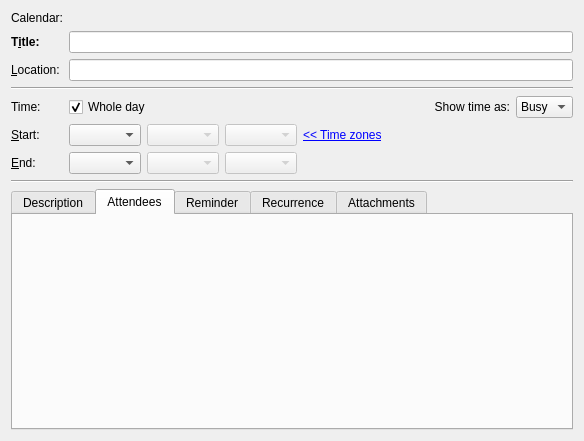
This is incidenceeditors/incidenceeditor-ng/eventortododialog.ui in chusopr/kdepim-ktimetracker-akonadi as Qt 5 draws it before an edit. The edited form follows.
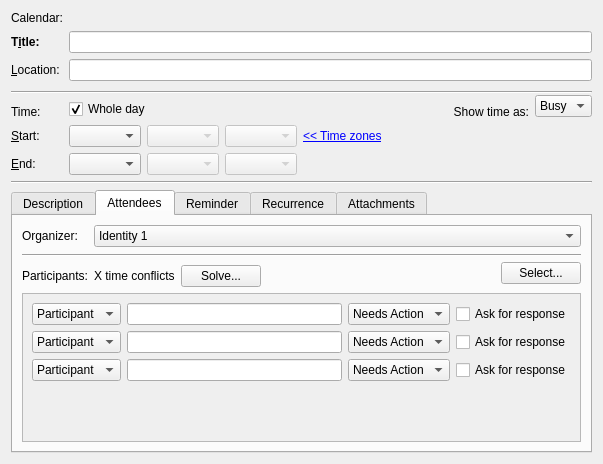
This is the edited form. The open tabs and pages were chosen to show the change. Custom widgets are drawn as their Qt base class.

Commit message: Add a concept for attendees editting. This is just a concept, in the end the widget should work the same as kmails composer receipient editor.

Patch:
```diff
--- a/incidenceeditors/incidenceeditor-ng/eventortododialog.ui
+++ b/incidenceeditors/incidenceeditor-ng/eventortododialog.ui
@@ -6,14 +6,14 @@
    <rect>
     <x>0</x>
     <y>0</y>
-    <width>584</width>
-    <height>441</height>
+    <width>603</width>
+    <height>464</height>
    </rect>
   </property>
   <property name="windowTitle">
    <string>Form</string>
   </property>
-  <layout class="QGridLayout" name="gridLayout">
+  <layout class="QGridLayout" name="gridLayout_12">
    <item row="0" column="0">
     <widget class="QLabel" name="label">
      <property name="sizePolicy">
@@ -27,6 +27,9 @@
      </property>
     </widget>
    </item>
+   <item row="0" column="1" colspan="3">
+    <widget class="QWidget" name="mCalSelectorPlaceHolder" native="true"/>
+   </item>
    <item row="1" column="0">
     <widget class="QLabel" name="label_2">
      <property name="sizePolicy">
@@ -103,14 +106,14 @@
      </property>
     </widget>
    </item>
-   <item row="3" column="0" colspan="4">
+   <item row="3" column="0" rowspan="3" colspan="4">
     <widget class="Line" name="line">
      <property name="orientation">
       <enum>Qt::Horizontal</enum>
      </property>
     </widget>
    </item>
-   <item row="4" column="0">
+   <item row="6" column="0">
     <widget class="QLabel" name="label_8">
      <property name="sizePolicy">
       <sizepolicy hsizetype="Fixed" vsizetype="Fixed">
@@ -123,7 +126,7 @@
      </property>
     </widget>
    </item>
-   <item row="4" column="1">
+   <item row="5" column="1" rowspan="2">
     <widget class="QCheckBox" name="mWholeDayCheck">
      <property name="whatsThis">
       <string>Set if this to-do's start and due dates have times associated with them.</string>
@@ -136,7 +139,7 @@
      </property>
     </widget>
    </item>
-   <item row="4" column="2">
+   <item row="6" column="2">
     <widget class="QLabel" name="mFreeBusyLabel">
      <property name="sizePolicy">
       <sizepolicy hsizetype="Preferred" vsizetype="Fixed">
@@ -152,7 +155,7 @@
      </property>
     </widget>
    </item>
-   <item row="4" column="3">
+   <item row="4" column="3" rowspan="3">
     <widget class="QComboBox" name="mFreeBusyCombo">
      <property name="sizePolicy">
       <sizepolicy hsizetype="Fixed" vsizetype="Fixed">
@@ -175,7 +178,7 @@
      </item>
     </widget>
    </item>
-   <item row="5" column="0">
+   <item row="7" column="0">
     <widget class="QLabel" name="mStartLabel">
      <property name="sizePolicy">
       <sizepolicy hsizetype="Fixed" vsizetype="Preferred">
@@ -191,7 +194,7 @@
      </property>
     </widget>
    </item>
-   <item row="5" column="1" colspan="3">
+   <item row="7" column="1" colspan="3">
     <layout class="QHBoxLayout" name="horizontalLayout_2">
      <item>
       <widget class="KPIM::KDateEdit" name="mStartDateEdit">
@@ -280,7 +283,7 @@
      </item>
     </layout>
    </item>
-   <item row="6" column="0">
+   <item row="8" column="0">
     <widget class="QLabel" name="mEndLabel">
      <property name="sizePolicy">
       <sizepolicy hsizetype="Fixed" vsizetype="Preferred">
@@ -296,7 +299,7 @@
      </property>
     </widget>
    </item>
-   <item row="6" column="1" colspan="3">
+   <item row="8" column="1" colspan="3">
     <layout class="QHBoxLayout" name="horizontalLayout_4">
      <item>
       <widget class="KPIM::KDateEdit" name="mEndDateEdit">
@@ -358,14 +361,14 @@
      </item>
     </layout>
    </item>
-   <item row="7" column="0" colspan="4">
+   <item row="9" column="0" colspan="4">
     <widget class="Line" name="line_2">
      <property name="orientation">
       <enum>Qt::Horizontal</enum>
      </property>
     </widget>
    </item>
-   <item row="8" column="0" colspan="4">
+   <item row="10" column="0" colspan="4">
     <widget class="QTabWidget" name="tabWidget_2">
      <property name="currentIndex">
       <number>0</number>
@@ -468,6 +471,340 @@
       <attribute name="title">
        <string>Attendees</string>
       </attribute>
+      <layout class="QGridLayout" name="gridLayout">
+       <item row="0" column="0">
+        <widget class="QLabel" name="label_3">
+         <property name="text">
+          <string>Organizer:</string>
+         </property>
+        </widget>
+       </item>
+       <item row="0" column="1" colspan="4">
+        <widget class="QComboBox" name="comboBox_6">
+         <item>
+          <property name="text">
+           <string>Identity 1</string>
+          </property>
+         </item>
+         <item>
+          <property name="text">
+           <string>Identity 2</string>
+          </property>
+         </item>
+        </widget>
+       </item>
+       <item row="1" column="0" rowspan="2" colspan="5">
+        <widget class="Line" name="line_3">
+         <property name="orientation">
+          <enum>Qt::Horizontal</enum>
+         </property>
+        </widget>
+       </item>
+       <item row="2" column="4" rowspan="2">
+        <widget class="QPushButton" name="pushButton_5">
+         <property name="text">
+          <string>Select...</string>
+         </property>
+        </widget>
+       </item>
+       <item row="3" column="0">
+        <widget class="QLabel" name="label_5">
+         <property name="text">
+          <string>Participants:</string>
+         </property>
+        </widget>
+       </item>
+       <item row="3" column="1">
+        <widget class="QLabel" name="label_7">
+         <property name="text">
+          <string>X time conflicts</string>
+         </property>
+        </widget>
+       </item>
+       <item row="3" column="2">
+        <widget class="QPushButton" name="pushButton_7">
+         <property name="text">
+          <string>Solve...</string>
+         </property>
+        </widget>
+       </item>
+       <item row="3" column="3">
+        <spacer name="horizontalSpacer_5">
+         <property name="orientation">
+          <enum>Qt::Horizontal</enum>
+         </property>
+         <property name="sizeHint" stdset="0">
+          <size>
+           <width>235</width>
+           <height>20</height>
+          </size>
+         </property>
+        </spacer>
+       </item>
+       <item row="4" column="0" colspan="5">
+        <widget class="QScrollArea" name="scrollArea">
+         <property name="widgetResizable">
+          <bool>true</bool>
+         </property>
+         <widget class="QWidget" name="scrollAreaWidgetContents">
+          <property name="geometry">
+           <rect>
+            <x>0</x>
+            <y>0</y>
+            <width>573</width>
+            <height>165</height>
+           </rect>
+          </property>
+          <layout class="QGridLayout" name="gridLayout_13">
+           <item row="0" column="0">
+            <widget class="QComboBox" name="comboBox_8">
+             <item>
+              <property name="text">
+               <string>Participant</string>
+              </property>
+             </item>
+             <item>
+              <property name="text">
+               <string>Optional</string>
+              </property>
+             </item>
+             <item>
+              <property name="text">
+               <string>Observer</string>
+              </property>
+             </item>
+             <item>
+              <property name="text">
+               <string>Chair</string>
+              </property>
+             </item>
+            </widget>
+           </item>
+           <item row="0" column="1">
+            <widget class="KLineEdit" name="klineedit">
+             <property name="text">
+              <string/>
+             </property>
+            </widget>
+           </item>
+           <item row="0" column="2">
+            <widget class="QComboBox" name="comboBox_7">
+             <item>
+              <property name="text">
+               <string>Needs Action</string>
+              </property>
+             </item>
+             <item>
+              <property name="text">
+               <string>Accepted</string>
+              </property>
+             </item>
+             <item>
+              <property name="text">
+               <string>Declined</string>
+              </property>
+             </item>
+             <item>
+              <property name="text">
+               <string>Tentative</string>
+              </property>
+             </item>
+             <item>
+              <property name="text">
+               <string>Delegated</string>
+              </property>
+             </item>
+             <item>
+              <property name="text">
+               <string>Completed</string>
+              </property>
+             </item>
+             <item>
+              <property name="text">
+               <string>in Process</string>
+              </property>
+             </item>
+            </widget>
+           </item>
+           <item row="0" column="3">
+            <widget class="QCheckBox" name="checkBox">
+             <property name="text">
+              <string>Ask for response</string>
+             </property>
+            </widget>
+           </item>
+           <item row="1" column="0">
+            <widget class="QComboBox" name="comboBox_10">
+             <item>
+              <property name="text">
+               <string>Participant</string>
+              </property>
+             </item>
+             <item>
+              <property name="text">
+               <string>Optional</string>
+              </property>
+             </item>
+             <item>
+              <property name="text">
+               <string>Observer</string>
+              </property>
+             </item>
+             <item>
+              <property name="text">
+               <string>Chair</string>
+              </property>
+             </item>
+            </widget>
+           </item>
+           <item row="1" column="1">
+            <widget class="KLineEdit" name="klineedit_2">
+             <property name="text">
+              <string/>
+             </property>
+            </widget>
+           </item>
+           <item row="1" column="2">
+            <widget class="QComboBox" name="comboBox_9">
+             <item>
+              <property name="text">
+               <string>Needs Action</string>
+              </property>
+             </item>
+             <item>
+              <property name="text">
+               <string>Accepted</string>
+              </property>
+             </item>
+             <item>
+              <property name="text">
+               <string>Declined</string>
+              </property>
+             </item>
+             <item>
+              <property name="text">
+               <string>Tentative</string>
+              </property>
+             </item>
+             <item>
+              <property name="text">
+               <string>Delegated</string>
+              </property>
+             </item>
+             <item>
+              <property name="text">
+               <string>Completed</string>
+              </property>
+             </item>
+             <item>
+              <property name="text">
+               <string>in Process</string>
+              </property>
+             </item>
+            </widget>
+           </item>
+           <item row="1" column="3">
+            <widget class="QCheckBox" name="checkBox_2">
+             <property name="text">
+              <string>Ask for response</string>
+             </property>
+            </widget>
+           </item>
+           <item row="2" column="0">
+            <widget class="QComboBox" name="comboBox_12">
+             <item>
+              <property name="text">
+               <string>Participant</string>
+              </property>
+             </item>
+             <item>
+              <property name="text">
+               <string>Optional</string>
+              </property>
+             </item>
+             <item>
+              <property name="text">
+               <string>Observer</string>
+              </property>
+             </item>
+             <item>
+              <property name="text">
+               <string>Chair</string>
+              </property>
+             </item>
+            </widget>
+           </item>
+           <item row="2" column="1">
+            <widget class="KLineEdit" name="klineedit_3">
+             <property name="text">
+              <string/>
+             </property>
+            </widget>
+           </item>
+           <item row="2" column="2">
+            <widget class="QComboBox" name="comboBox_11">
+             <item>
+              <property name="text">
+               <string>Needs Action</string>
+              </property>
+             </item>
+             <item>
+              <property name="text">
+               <string>Accepted</string>
+              </property>
+             </item>
+             <item>
+              <property name="text">
+               <string>Declined</string>
+              </property>
+             </item>
+             <item>
+              <property name="text">
+               <string>Tentative</string>
+              </property>
+             </item>
+             <item>
+              <property name="text">
+               <string>Delegated</string>
+              </property>
+             </item>
+             <item>
+              <property name="text">
+               <string>Completed</string>
+              </property>
+             </item>
+             <item>
+              <property name="text">
+               <string>in Process</string>
+              </property>
+             </item>
+            </widget>
+           </item>
+           <item row="2" column="3">
+            <widget class="QCheckBox" name="checkBox_3">
+             <property name="text">
+              <string>Ask for response</string>
+             </property>
+            </widget>
+           </item>
+           <item row="3" column="0" colspan="4">
+            <spacer name="verticalSpacer_3">
+             <property name="orientation">
+              <enum>Qt::Vertical</enum>
+             </property>
+             <property name="sizeHint" stdset="0">
+              <size>
+               <width>20</width>
+               <height>40</height>
+              </size>
+             </property>
+            </spacer>
+           </item>
+          </layout>
+         </widget>
+        </widget>
+       </item>
+      </layout>
      </widget>
      <widget class="QWidget" name="tab_6">
       <attribute name="title">
@@ -1116,9 +1453,6 @@
      </widget>
     </widget>
    </item>
-   <item row="0" column="1" colspan="3">
-    <widget class="QWidget" name="mCalSelectorPlaceHolder" native="true"/>
-   </item>
   </layout>
  </widget>
  <customwidgets>
```
Left out of the diff: 8 changed lines with no effect on the pictures.
